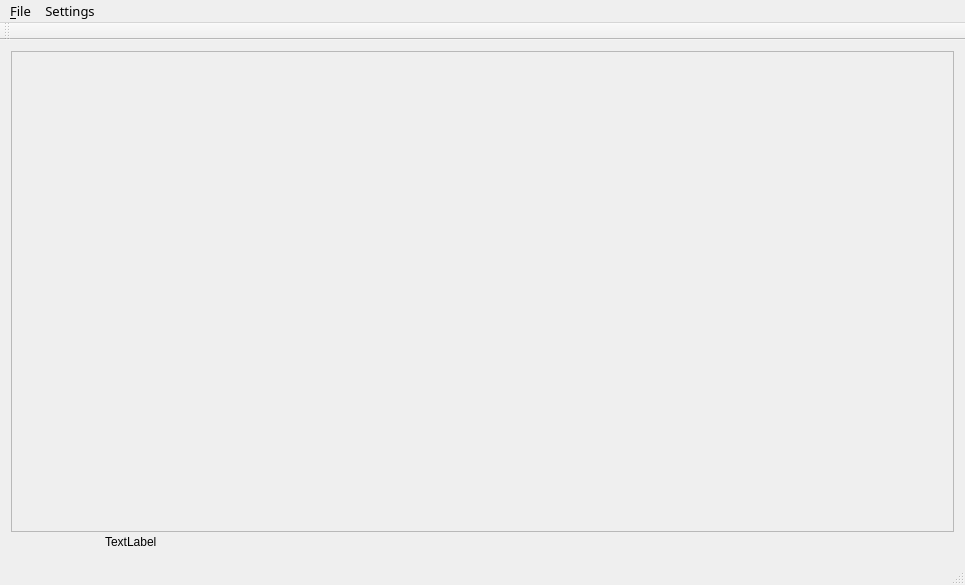
leihui6/3D-Industrial-Inspection-System, file Applications/template-3D-point-cloud-visulization/3DPointCloudVisualizaiton/mainwindow.ui: the form before one commit.
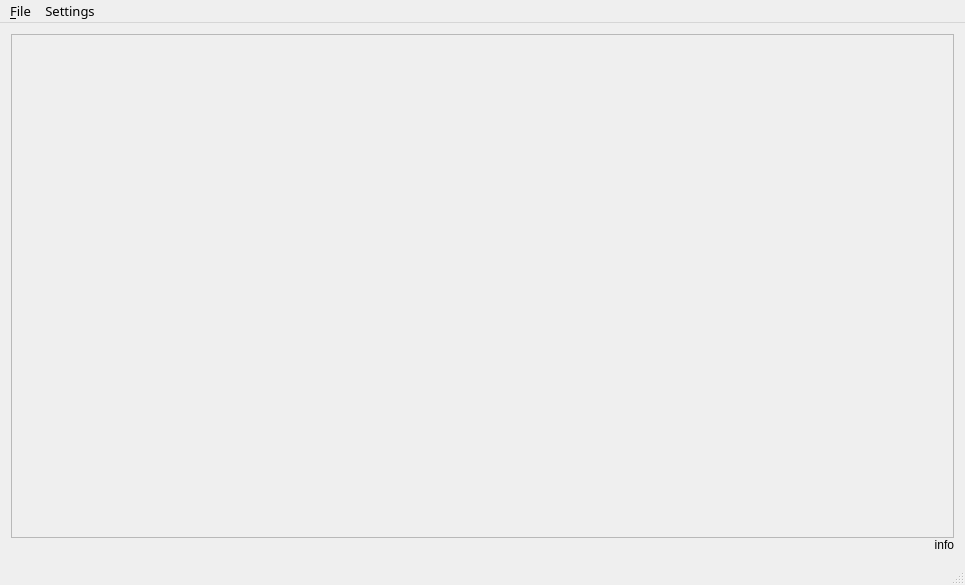
The form after the commit.

```diff
--- a/Applications/template-3D-point-cloud-visulization/3DPointCloudVisualizaiton/mainwindow.ui
+++ b/Applications/template-3D-point-cloud-visulization/3DPointCloudVisualizaiton/mainwindow.ui
@@ -13,11 +13,15 @@
   <property name="windowTitle">
    <string>MainWindow</string>
   </property>
+  <property name="toolButtonStyle">
+   <enum>Qt::ToolButtonTextOnly</enum>
+  </property>
+  <property name="unifiedTitleAndToolBarOnMac">
+   <bool>false</bool>
+  </property>
   <widget class="QWidget" name="centralWidget">
    <layout class="QGridLayout" name="gridLayout">
     <item row="0" column="0">
-     <layout class="QVBoxLayout" name="verticalLayout_2">
-      <item>
        <layout class="QVBoxLayout" name="verticalLayout">
         <property name="spacing">
          <number>0</number>
@@ -36,31 +40,25 @@
           <property name="frameShadow">
            <enum>QFrame::Raised</enum>
           </property>
+        <property name="lineWidth">
+         <number>0</number>
+        </property>
          </widget>
         </item>
         <item>
-         <layout class="QHBoxLayout" name="horizontalLayout" stretch="1,9">
-          <item>
-           <spacer name="horizontalSpacer">
-            <property name="orientation">
-             <enum>Qt::Horizontal</enum>
-            </property>
-            <property name="sizeHint" stdset="0">
-             <size>
-              <width>40</width>
-              <height>20</height>
-             </size>
-            </property>
-           </spacer>
-          </item>
+       <layout class="QHBoxLayout" name="horizontalLayout" stretch="9">
           <item>
            <widget class="QLabel" name="label">
             <property name="text">
-             <string>TextLabel</string>
-            </property>
-           </widget>
-          </item>
-         </layout>
+           <string>info</string>
+          </property>
+          <property name="alignment">
+           <set>Qt::AlignRight|Qt::AlignTrailing|Qt::AlignVCenter</set>
+          </property>
+          <property name="margin">
+           <number>1</number>
+          </property>
+         </widget>
         </item>
        </layout>
       </item>
@@ -110,14 +108,6 @@
    <addaction name="menuFile"/>
    <addaction name="menuSettings"/>
   </widget>
-  <widget class="QToolBar" name="mainToolBar">
-   <attribute name="toolBarArea">
-    <enum>TopToolBarArea</enum>
-   </attribute>
-   <attribute name="toolBarBreak">
-    <bool>false</bool>
-   </attribute>
-  </widget>
   <widget class="QStatusBar" name="statusBar"/>
   <action name="actionOpen">
    <property name="text">
```
Left out of the diff: 6 changed lines with no effect on the pictures. Lines whose indentation alone changed are shown as unchanged.
